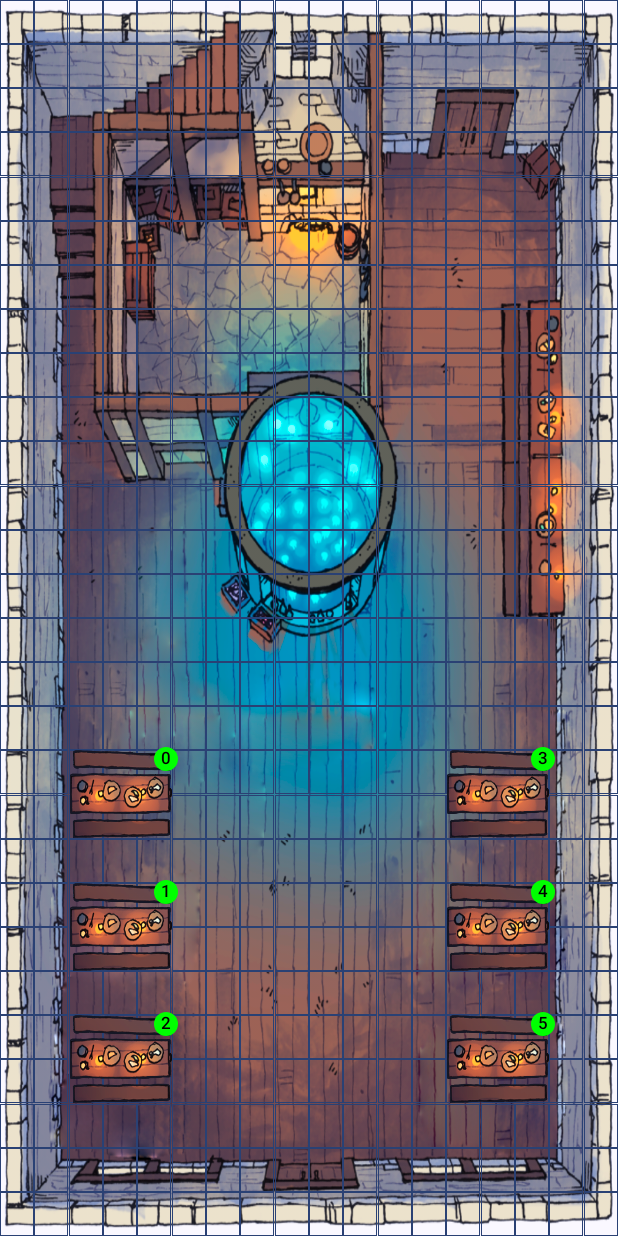
After one commit to Towich/Restaurant-employee, an Android app built with Jetpack Compose: the composable ClientTablesComposable shown on its own in the app's theme, on a phone screen of 412 x 824 dp. The commit adds this screen. Run offline under Robolectric (Android 15) with nearby library versions, the phone set to English and light mode, and no system bars.

Commit message:
feat: ClientTables, refactor ReservationComposable ~ Set Image as background on Reservation Screen ~ Set Image for table on Reservation Screen ~ Refactor ReservationComposable ~ Add Table3x2 and Table2x2

```diff
--- a/app/src/main/java/com/example/restaurant_employee/navigation/Navigation.kt
+++ b/app/src/main/java/com/example/restaurant_employee/navigation/Navigation.kt
@@ -7,6 +7,7 @@ import androidx.compose.runtime.mutableStateOf
 import androidx.navigation.NavHostController
 import androidx.navigation.compose.NavHost
 import androidx.navigation.compose.composable
+import com.example.restaurant_employee.ui.tables.ClientTablesComposable
 import com.example.restaurant_employee.ui.reservation.ReservationScreen
 
 object NavigationRouter {
@@ -15,9 +16,12 @@ object NavigationRouter {
 
 @Composable
 fun Navigation(navController: NavHostController, context: Context) {
-    NavHost(navController = navController, startDestination = Screen.Tables.route) {
+    NavHost(navController = navController, startDestination = Screen.ClientTables.route) {
         composable(route = Screen.Tables.route) {
             ReservationScreen()
         }
+        composable(route = Screen.ClientTables.route) {
+            ClientTablesComposable()
+        }
     }
 }
--- a/app/src/main/java/com/example/restaurant_employee/navigation/Screen.kt
+++ b/app/src/main/java/com/example/restaurant_employee/navigation/Screen.kt
@@ -4,11 +4,14 @@ import com.example.restaurant_employee.R
 
 sealed class Screen(val route : String, val icon : Int, val title : String) {
     object Tables : Screen("tables_screen",
+        title = "Edit", icon = R.drawable.google_icon)
+
+    object ClientTables : Screen("client_tables_screen",
         title = "Tables", icon = R.drawable.google_icon)
 
     object Items{
         val list = listOf(
-            Tables
+            Tables, ClientTables
         )
     }
 }
--- /dev/null
+++ b/app/src/main/java/com/example/restaurant_employee/ui/tables/ClientTablesComposable.kt
@@ -0,0 +1,141 @@
+package com.example.restaurant_employee.ui.tables
+
+import android.util.Log
+import androidx.compose.animation.core.LinearEasing
+import androidx.compose.animation.core.RepeatMode
+import androidx.compose.animation.core.animateFloat
+import androidx.compose.animation.core.infiniteRepeatable
+import androidx.compose.animation.core.rememberInfiniteTransition
+import androidx.compose.animation.core.tween
+import androidx.compose.foundation.Image
+import androidx.compose.foundation.border
+import androidx.compose.foundation.clickable
+import androidx.compose.foundation.layout.Box
+import androidx.compose.foundation.layout.BoxWithConstraints
+import androidx.compose.foundation.layout.fillMaxSize
+import androidx.compose.foundation.layout.height
+import androidx.compose.foundation.layout.padding
+import androidx.compose.foundation.layout.width
+import androidx.compose.material3.Badge
+import androidx.compose.material3.BadgedBox
+import androidx.compose.material3.ExperimentalMaterial3Api
+import androidx.compose.material3.MaterialTheme
+import androidx.compose.material3.Text
+import androidx.compose.runtime.Composable
+import androidx.compose.runtime.getValue
+import androidx.compose.ui.Alignment
+import androidx.compose.ui.Modifier
+import androidx.compose.ui.graphics.Color
+import androidx.compose.ui.layout.ContentScale
+import androidx.compose.ui.res.painterResource
+import androidx.compose.ui.tooling.preview.Preview
+import androidx.compose.ui.unit.dp
+import com.example.restaurant_employee.R
+
+// Testing
+@OptIn(ExperimentalMaterial3Api::class)
+@Composable
+fun ClientTablesComposable(){
+    BoxWithConstraints {
+        Box(modifier = Modifier.fillMaxSize()){
+            val columns = 18f
+            val rows = 28f
+
+            val tileWidth = this@BoxWithConstraints.maxWidth / columns
+            val tileHeight = this@BoxWithConstraints.maxHeight / rows
+
+            Image(
+                modifier = Modifier.fillMaxSize(),
+                painter = painterResource(id = R.drawable.tables_blue_empty),
+                contentDescription = null,
+                contentScale = ContentScale.FillBounds
+            )
+
+            for(row in 0 until rows.toInt()){
+                for(column in 0 until columns.toInt()){
+                    Box(
+                        contentAlignment = Alignment.Center,
+                        modifier = Modifier
+                            .padding(start = tileWidth * column, top = tileHeight * row)
+                            .width(tileWidth)
+                            .height(tileHeight)
+                            .border(width = 0.1.dp, color = MaterialTheme.colorScheme.primary)
+                    ){
+//                        Text(
+//                            text = "$column"
+//                        )
+                    }
+                }
+            }
+
+            for(tableUI in ClientTablesDataSource.listOfTables){
+                val alpha: Float by rememberInfiniteTransition(label = "anim1").animateFloat(
+                    initialValue = 0f,
+                    targetValue = 1f,
+                    animationSpec = infiniteRepeatable(
+                        animation = tween(
+                            durationMillis = 2000,
+                            easing = LinearEasing,
+                            delayMillis = 2000
+                        ),
+                        repeatMode = RepeatMode.Reverse,
+                    ), label = "anim1"
+                )
+
+                Box(
+                    modifier = Modifier
+                        .padding(
+                            start = tileWidth * tableUI.x,
+                            top = tileHeight * tableUI.y
+                        )
+                        .height(tileHeight * 2)
+                        .width(tileWidth * 3)
+//                        .background(color = Color.Green.copy(alpha = alpha))
+                        .border(width = 1.dp, color = Color.Green.copy(alpha = alpha))
+                        .clickable {
+                            Log.i("ClientTablesComposable", "onClick Table")
+                        }
+                ){
+                    BadgedBox(
+                        badge = {
+                            Badge(
+                                containerColor = Color.Green,
+                            ) {
+                                Text(
+                                    text = tableUI.id,
+                                    color = Color.Black
+                                )
+                            }
+                        }
+                    ) {
+                        Image(
+                            modifier = Modifier
+                                .fillMaxSize(),
+                            painter = painterResource(id = R.drawable.table3x2),
+                            contentDescription = null,
+                            contentScale = ContentScale.FillBounds
+                        )
+                    }
+                }
+            }
+        }
+    }
+}
+
+@Preview(device = "spec:width=1080px,height=2000px", showSystemUi = true)
+@Composable
+fun Mi9TReservationPreview(){
+    ClientTablesComposable()
+}
+
+@Preview(device = "spec:width=768px,height=1366px", showSystemUi = true)
+@Composable
+fun ReservationPreview2(){
+    ClientTablesComposable()
+}
+
+@Preview(device = "spec:width=900px,height=1440px", showSystemUi = true)
+@Composable
+fun ReservationPreview3(){
+    ClientTablesComposable()
+}
--- /dev/null
+++ b/app/src/main/java/com/example/restaurant_employee/ui/tables/TableUIModel.kt
@@ -0,0 +1,9 @@
+package com.example.restaurant_employee.ui.tables
+
+data class TableUIModel(
+    val id: String,
+    val x: Int,
+    val y: Int,
+    val widthTiles: Int = 3,
+    val heightTiles: Int = 2
+)
```
Also changed, not shown: app/src/main/java/com/example/restaurant_employee/ui/reservation/DragAndDrop.kt (+6 -3 lines), app/src/main/java/com/example/restaurant_employee/ui/reservation/ReservationComposable.kt (+133 -76 lines), app/src/main/java/com/example/restaurant_employee/ui/tables/ClientTablesDataSource.kt (added, +37 -0 lines), app/src/main/res/drawable/table2x2.png (added), app/src/main/res/drawable/table3x2.png (added), app/src/main/res/drawable/tables_blue.png (added), app/src/main/res/drawable/tables_blue_empty.png (added), 1 other file.
